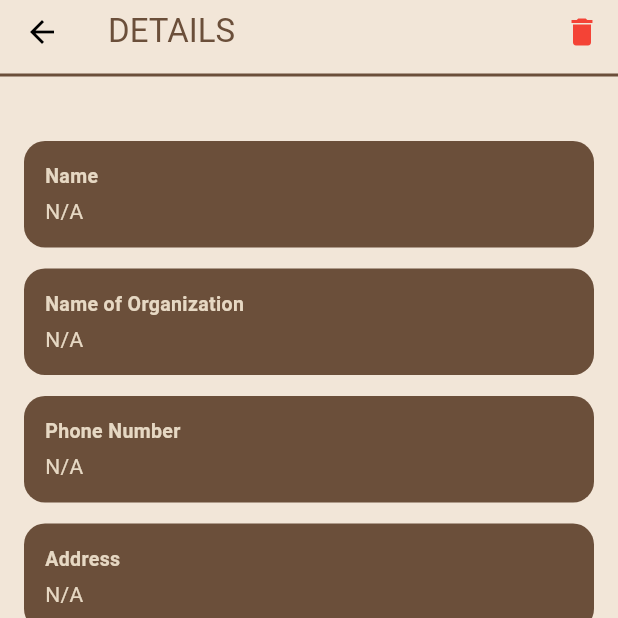
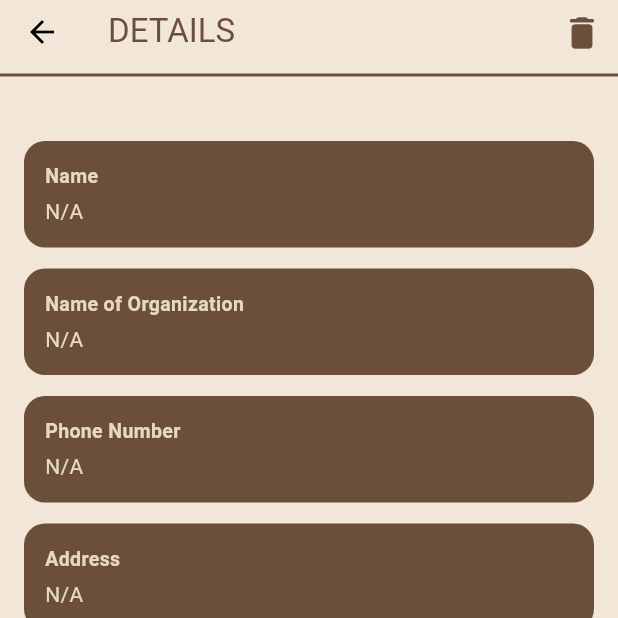
Before and after one commit to VarshaVaithyam/hungryhive-frontend, a Flutter app: the ReceiveDetailScreen screen opened directly with empty values, on a phone screen of 412 x 824 dp, the top half of it. Run offline on Flutter 3.47's test engine with Material 3 defaults, Android fonts, the light colour scheme and no system bars; our stand-ins replace shared_preferences; accounts and stored records are empty.

```diff
--- a/lib/screens/receive/receive_details_screen.dart
+++ b/lib/screens/receive/receive_details_screen.dart
@@ -37,7 +37,11 @@ class ReceiveDetailScreen extends StatelessWidget {
         actions: [
           if (isOwner)
             IconButton(
-              icon: const Icon(Icons.delete, color: Colors.red),
+              icon: const Icon(
+                Icons.delete_rounded,
+                color: Color(0xFF6B4F3A),
+                size: 28,
+              ),
               onPressed: () async {
                 final success = await ApiService.deleteFood(
                   food.id,
@@ -71,6 +75,7 @@ class ReceiveDetailScreen extends StatelessWidget {
           child: Column(
             children: [
               const SizedBox(height: 20),
+
               _box("Name", food.donorName),
               _box("Name of Organization", food.organization),
               _box("Phone Number", food.phoneNumber),
@@ -79,8 +84,10 @@ class ReceiveDetailScreen extends StatelessWidget {
               _box("Quantity", food.quantity),
               _box("Description", food.description),
               _box("Status", food.status),
+
               const SizedBox(height: 20),
-              if (!isOwner && food.status == "AVAILABLE")
+
+              if (food.status == "AVAILABLE")
                 ElevatedButton(
                   onPressed: () async {
                     final success = await ApiService.orderFood(food.id);
@@ -114,9 +121,11 @@ class ReceiveDetailScreen extends StatelessWidget {
                     style: TextStyle(
                       color: Color(0xFFE6D8C3),
                       fontSize: 16,
+                      fontWeight: FontWeight.w600,
                     ),
                   ),
                 ),
+
               const SizedBox(height: 20),
             ],
           ),
```
